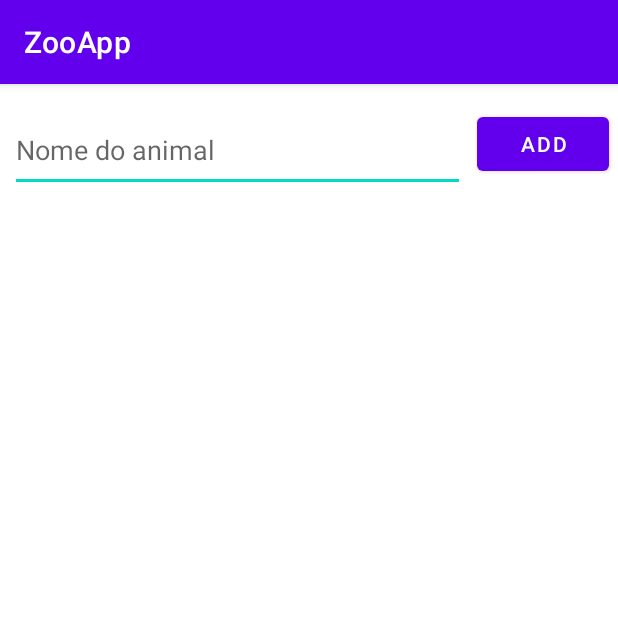
After one commit to DevBacega/ZooApp, an Android app: the AddActivity screen opened directly, with no data from a screen before it, on a phone screen of 412 x 824 dp, the top half of it. The commit adds this screen. Run offline under Robolectric (Android 15) with nearby library versions, the phone set to English and light mode, and no system bars.

Commit message:
Projeto corrigido

```diff
--- a/app/src/main/AndroidManifest.xml
+++ b/app/src/main/AndroidManifest.xml
@@ -8,7 +8,10 @@
         android:label="@string/app_name"
         android:roundIcon="@mipmap/ic_launcher_round"
         android:supportsRtl="true"
-        android:theme="@style/Theme.Zooapp">
+        android:theme="@style/Theme.ZooApp">
+        <activity
+            android:name=".AddActivity"
+            android:exported="false" />
         <activity
             android:name=".MainActivity"
             android:exported="true">
--- /dev/null
+++ b/app/src/main/java/com/example/zooapp/AddActivity.java
@@ -0,0 +1,50 @@
+package com.example.zooapp;
+
+import androidx.appcompat.app.AppCompatActivity;
+
+import android.database.sqlite.SQLiteDatabase;
+import android.database.sqlite.SQLiteStatement;
+import android.os.Bundle;
+import android.text.TextUtils;
+import android.view.View;
+import android.widget.Button;
+import android.widget.EditText;
+
+public class AddActivity extends AppCompatActivity {
+    EditText editTextNome;
+    Button btnInsert;
+    SQLiteDatabase bancoDados;
+
+    @Override
+    protected void onCreate(Bundle savedInstanceState) {
+        super.onCreate(savedInstanceState);
+        setContentView(R.layout.activity_add);
+
+        editTextNome = (EditText) findViewById(R.id.editTextNome) ;
+        btnInsert = (Button) findViewById(R.id.btnInsert);
+
+        btnInsert.setOnClickListener(new View.OnClickListener() {
+            @Override
+            public void onClick(View view) {
+                cadastrarAnimal();
+            }
+        });
+
+    }
+
+    public void cadastrarAnimal(){
+            if(!TextUtils.isEmpty(editTextNome.getText().toString())){
+                try{
+                    bancoDados = openOrCreateDatabase("zoo", MODE_PRIVATE, null);
+                    String sql = "INSERT INTO animal (nome) VALUES (?)";
+                    SQLiteStatement stmt = bancoDados.compileStatement(sql);
+                    stmt.bindString(1,editTextNome.getText().toString());
+                    stmt.executeInsert();
+                    bancoDados.close();
+                    finish();
+                }catch (Exception e){
+                    e.printStackTrace();
+                }
+            }
+        }
+}
--- /dev/null
+++ b/app/src/main/res/layout/activity_add.xml
@@ -0,0 +1,35 @@
+<?xml version="1.0" encoding="utf-8"?>
+<androidx.constraintlayout.widget.ConstraintLayout xmlns:android="http://schemas.android.com/apk/res/android"
+    xmlns:app="http://schemas.android.com/apk/res-auto"
+    xmlns:tools="http://schemas.android.com/tools"
+    android:layout_width="match_parent"
+    android:layout_height="match_parent"
+    tools:context=".AddActivity">
+
+    <EditText
+        android:id="@+id/editTextNome"
+        android:layout_width="303dp"
+        android:layout_height="56dp"
+        android:layout_marginStart="8dp"
+        android:layout_marginTop="16dp"
+        android:layout_marginEnd="8dp"
+        android:ems="10"
+        android:hint="Nome do animal"
+        android:inputType="textPersonName"
+        app:layout_constraintEnd_toStartOf="@+id/btnInsert"
+        app:layout_constraintHorizontal_bias="0.5"
+        app:layout_constraintStart_toStartOf="parent"
+        app:layout_constraintTop_toTopOf="parent" />
+
+    <Button
+        android:id="@+id/btnInsert"
+        android:layout_width="wrap_content"
+        android:layout_height="wrap_content"
+        android:layout_marginTop="16dp"
+        android:layout_marginEnd="8dp"
+        android:text="Add"
+        app:layout_constraintEnd_toEndOf="parent"
+        app:layout_constraintHorizontal_bias="0.5"
+        app:layout_constraintStart_toEndOf="@+id/editTextNome"
+        app:layout_constraintTop_toTopOf="parent" />
+</androidx.constraintlayout.widget.ConstraintLayout>
--- a/app/src/main/res/values-night/themes.xml
+++ b/app/src/main/res/values-night/themes.xml
@@ -1,6 +1,6 @@
 <resources xmlns:tools="http://schemas.android.com/tools">
     <!-- Base application theme. -->
-    <style name="Theme.Zooapp" parent="Theme.MaterialComponents.DayNight.DarkActionBar">
+    <style name="Theme.ZooApp" parent="Theme.MaterialComponents.DayNight.DarkActionBar">
         <!-- Primary brand color. -->
         <item name="colorPrimary">@color/purple_200</item>
         <item name="colorPrimaryVariant">@color/purple_700</item>
--- a/app/src/main/res/values/strings.xml
+++ b/app/src/main/res/values/strings.xml
@@ -1,3 +1,3 @@
 <resources>
-    <string name="app_name">Zooapp</string>
+    <string name="app_name">ZooApp</string>
 </resources>
--- a/app/src/main/res/values/themes.xml
+++ b/app/src/main/res/values/themes.xml
@@ -1,6 +1,6 @@
 <resources xmlns:tools="http://schemas.android.com/tools">
     <!-- Base application theme. -->
-    <style name="Theme.Zooapp" parent="Theme.MaterialComponents.DayNight.DarkActionBar">
+    <style name="Theme.ZooApp" parent="Theme.MaterialComponents.DayNight.DarkActionBar">
         <!-- Primary brand color. -->
         <item name="colorPrimary">@color/purple_500</item>
         <item name="colorPrimaryVariant">@color/purple_700</item>
--- a/settings.gradle
+++ b/settings.gradle
@@ -6,5 +6,5 @@ dependencyResolutionManagement {
         jcenter() // Warning: this repository is going to shut down soon
     }
 }
-rootProject.name = "Zooapp"
+rootProject.name = "ZooApp"
 include ':app'
```
Also changed, not shown: app/src/main/java/com/example/zooapp/MainActivity.java (+63 -36 lines), app/src/main/res/layout/activity_main.xml (+19 -20 lines), gradle/wrapper/gradle-wrapper.properties.
